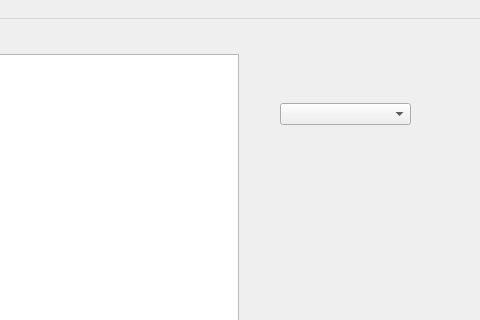
Before: the Qt Designer form Game/UI/mapwindow.ui in makipaa/School-Projects, drawn with Qt 5; both pictures show x 820 to 1300 and y 0 to 320 of the 1300 by 750 pixel window.
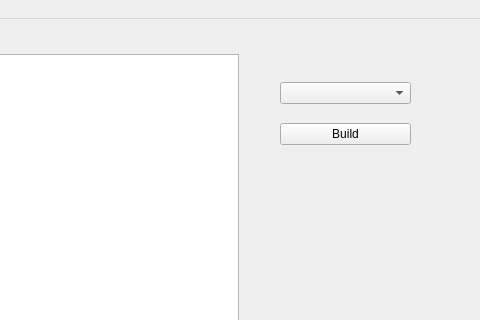
After: the same form once the commit is applied.

What changed in the file:
```diff
--- a/Game/UI/mapwindow.ui
+++ b/Game/UI/mapwindow.ui
@@ -184,6 +184,13 @@
      <item row="0" column="0">
       <widget class="QComboBox" name="buildingsComboBox"/>
      </item>
+     <item row="1" column="0">
+      <widget class="QPushButton" name="buildPushButton">
+       <property name="text">
+        <string>Build</string>
+       </property>
+      </widget>
+     </item>
     </layout>
    </widget>
   </widget>
```
